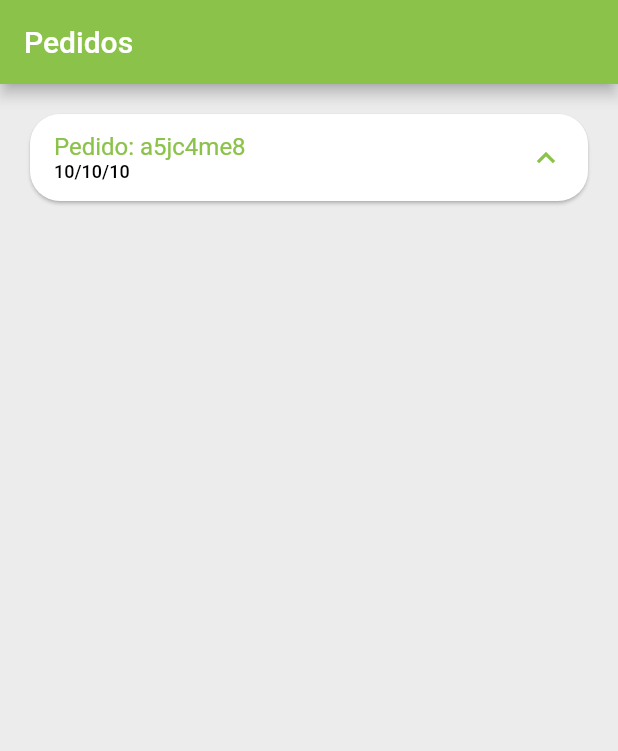
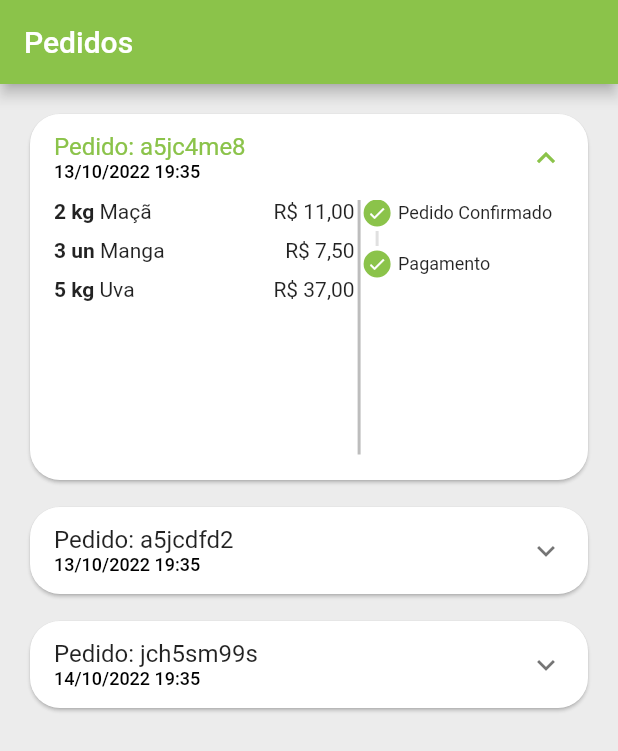
Before and after one commit to aironsg/kitanda_app, a Flutter app: the OrdersTab screen opened directly, after a tap on an icon or button, on a phone screen of 412 x 824 dp. Shown: the top 751 px of the screen. Run offline on Flutter 3.47's test engine with Material 2 defaults, Android fonts, the phone set to English and light mode, and no system bars; our stand-ins replace animated_text_kit, badges, get, mask_text_input_formatter.

Commit message:
preparando os status do pedido

```diff
--- /dev/null
+++ b/lib/app/src/config/all_status.dart
@@ -0,0 +1,8 @@
+enum AllStatus {
+  pendingPayment,
+  refunded,
+  paid,
+  preparingPurchase,
+  shipping,
+  delivered,
+}
--- a/lib/app/src/config/app_data.dart
+++ b/lib/app/src/config/app_data.dart
@@ -97,12 +97,37 @@ List<OrdersModel> orders = [
   OrdersModel(
     id: 'a5jc4me8',
     createdDateTime: DateTime.parse('2022-10-13 19:35:54.250'),
-    overdueDateTime: DateTime.parse('2022-10-13 20:35:54.250'),
+    overdueDateTime: DateTime.parse('2022-10-16 20:35:54.250'),
+    status: 'paid',
+    copyAndPaste: 'kbg6j39cm3',
+    items: [
+      CartItemModel(item: apple, quantity: 2),
+      CartItemModel(item: mango, quantity: 3),
+      CartItemModel(item: grape, quantity: 5),
+    ],
+    total: 11,
+  ),
+  OrdersModel(
+    id: 'a5jcdfd2',
+    createdDateTime: DateTime.parse('2022-10-13 19:35:54.250'),
+    overdueDateTime: DateTime.parse('2022-10-15 20:35:54.250'),
     status: 'pending_payment',
     copyAndPaste: 'kbg6j39cm3',
     items: [
       CartItemModel(item: apple, quantity: 2),
+      CartItemModel(item: grape, quantity: 5),
     ],
     total: 11,
   ),
+  OrdersModel(
+    id: 'jch5sm99s',
+    createdDateTime: DateTime.parse('2022-10-14 19:35:54.250'),
+    overdueDateTime: DateTime.parse('2022-10-14 20:35:54.250'),
+    status: 'refunded',
+    copyAndPaste: 'lgjii3a9m3',
+    items: [
+      CartItemModel(item: kiwi, quantity: 15),
+    ],
+    total: 35.5,
+  ),
 ];
--- /dev/null
+++ b/lib/app/src/pages/orders/components/order_status_widgtes.dart
@@ -0,0 +1,108 @@
+import 'package:flutter/material.dart';
+import 'package:kitanda_app/app/src/config/all_status.dart';
+import 'package:kitanda_app/app/src/config/custom_color.dart';
+
+class OrderStatusWidgtes extends StatelessWidget {
+  OrderStatusWidgtes({
+    Key? key,
+    required this.status,
+    required this.isOverdue,
+  }) : super(key: key);
+
+  final String status;
+  final bool isOverdue;
+
+  Map<String, int> allStatus = <String, int>{
+    'pending_payment': 0,
+    'refunded': 1,
+    'paid': 2,
+    'preparingPurchase': 3,
+    'shipping': 4,
+    'delivered': 5
+  };
+
+  int get currentStatus => allStatus[status]!;
+
+  @override
+  Widget build(BuildContext context) {
+    return Column(
+      crossAxisAlignment: CrossAxisAlignment.start,
+      children: [
+        const _StatusDot(isActive: true, title: 'Pedido Confirmado'),
+        const _CustomDivider(),
+        if (currentStatus == 1) ...[
+          const _StatusDot(
+            isActive: true,
+            title: 'Pix Estornado',
+            backgroundColor: Colors.orange,
+          )
+        ] else if (isOverdue) ...[
+          const _StatusDot(
+            isActive: true,
+            title: 'Pagamento Pix vencido',
+            backgroundColor: Colors.red,
+          )
+        ] else if (currentStatus == 2) ...[
+          const _StatusDot(isActive: true, title: 'Pagamento')
+        ]
+      ],
+    );
+  }
+}
+
+class _CustomDivider extends StatelessWidget {
+  const _CustomDivider({super.key});
+
+  @override
+  Widget build(BuildContext context) {
+    return Container(
+      height: 10,
+      width: 2,
+      margin: const EdgeInsets.symmetric(horizontal: 8, vertical: 3),
+      color: Colors.grey.shade300,
+    );
+  }
+}
+
+class _StatusDot extends StatelessWidget {
+  final bool isActive;
+  final String title;
+  final Color? backgroundColor;
+
+  const _StatusDot({
+    required this.isActive,
+    required this.title,
+    this.backgroundColor,
+  });
+
+  @override
+  Widget build(BuildContext context) {
+    return Row(
+      children: [
+        Container(
+          height: 18,
+          width: 18,
+          decoration: BoxDecoration(
+            shape: BoxShape.circle,
+            border: Border.all(color: CustomColor.customSwatchColor),
+            color: isActive
+                ? backgroundColor ?? CustomColor.customSwatchColor
+                : Colors.transparent,
+          ),
+          child: isActive
+              ? const Icon(Icons.check, size: 13, color: Colors.white)
+              : const SizedBox.shrink(),
+        ),
+        const SizedBox(
+          width: 5,
+        ),
+        Expanded(
+          child: Text(
+            title,
+            style: const TextStyle(fontSize: 12),
+          ),
+        ),
+      ],
+    );
+  }
+}
--- /dev/null
+++ b/lib/app/src/pages/orders/components/order_tile.dart
@@ -0,0 +1,117 @@
+import 'package:flutter/material.dart';
+import 'package:kitanda_app/app/src/config/custom_color.dart';
+import 'package:kitanda_app/app/src/models/cart_item_model.dart';
+import 'package:kitanda_app/app/src/models/orders_model.dart';
+import 'package:kitanda_app/app/src/pages/orders/components/order_status_widgtes.dart';
+import 'package:kitanda_app/app/src/services/utils_service.dart';
+
+class OrderTile extends StatelessWidget {
+  final OrdersModel order;
+  OrderTile({Key? key, required this.order}) : super(key: key);
+
+  final UtilsService utilsService = UtilsService();
+  @override
+  Widget build(BuildContext context) {
+    return Card(
+      shape: RoundedRectangleBorder(borderRadius: BorderRadius.circular(20)),
+      child: Theme(
+        //Responsavel por tirar o efeito da morda do ExpansionTile
+        data: Theme.of(context).copyWith(dividerColor: Colors.transparent),
+        child: ExpansionTile(
+          //header do Expansion
+          title: Column(
+            mainAxisSize: MainAxisSize.min,
+            crossAxisAlignment: CrossAxisAlignment.start,
+            children: [
+              Text('Pedido: ${order.id}'),
+              Text(
+                utilsService.formatDateTime(order.createdDateTime),
+                style: const TextStyle(
+                  color: Colors.black,
+                  fontSize: 12.0,
+                  fontWeight: FontWeight.w500,
+                ),
+              ),
+            ],
+          ),
+          childrenPadding: const EdgeInsets.fromLTRB(16, 0, 16, 16),
+          //Corpo do Expansion
+          children: [
+            //Inicio
+            SizedBox(
+              height: 170,
+              child: Row(
+                children: [
+                  Expanded(
+                    flex: 3,
+                    child: ListView(
+                      children: order.items.map((orderItem) {
+                        //Descrição Pedidos
+                        return _OrderItemWidget(
+                          utilsService: utilsService,
+                          orderItem: orderItem,
+                        );
+                      }).toList(),
+                    ),
+                  ),
+                  VerticalDivider(
+                    width: 6,
+                    thickness: 2,
+                    color: Colors.grey.shade400,
+                  ),
+                  Expanded(
+                    flex: 2,
+                    child: OrderStatusWidgtes(
+                      status: order.status,
+                      isOverdue: order.overdueDateTime.isBefore(DateTime.now()),
+                    ),
+                  ),
+                ],
+              ),
+            )
+            //Fim
+          ],
+        ),
+      ),
+    );
+  }
+}
+
+class _OrderItemWidget extends StatelessWidget {
+  const _OrderItemWidget({
+    Key? key,
+    required this.utilsService,
+    required this.orderItem,
+  }) : super(key: key);
+
+  final UtilsService utilsService;
+  final CartItemModel orderItem;
+
+  @override
+  Widget build(BuildContext context) {
+    return Padding(
+      padding: const EdgeInsets.only(bottom: 10),
+      child: Row(
+        children: [
+          //quantidade e unidade de medida
+          Text(
+            '${orderItem.quantity} ${orderItem.item.unit} ',
+            style: const TextStyle(
+              fontWeight: FontWeight.bold,
+            ),
+          ),
+          //Nome Item
+          Expanded(
+              child: Text(
+            orderItem.item.itemName,
+          )),
+
+          //preço total
+          Text(
+            utilsService.formatNumberCurrency(orderItem.totalPrice()),
+          )
+        ],
+      ),
+    );
+  }
+}
--- a/lib/app/src/pages/orders/order_tile.dart
+++ /dev/null
@@ -1,36 +0,0 @@
-import 'package:flutter/material.dart';
-import 'package:kitanda_app/app/src/config/custom_color.dart';
-import 'package:kitanda_app/app/src/models/orders_model.dart';
-
-class OrderTile extends StatelessWidget {
-  final OrdersModel order;
-  const OrderTile({Key? key, required this.order}) : super(key: key);
-
-  @override
-  Widget build(BuildContext context) {
-    return Card(
-      shape: RoundedRectangleBorder(borderRadius: BorderRadius.circular(20)),
-      child: Theme(
-        //Responsavel por tirar o efeito da morda do ExpansionTile
-        data: Theme.of(context).copyWith(dividerColor: Colors.transparent),
-        child: ExpansionTile(
-          title: Column(
-            mainAxisSize: MainAxisSize.min,
-            crossAxisAlignment: CrossAxisAlignment.start,
-            children: [
-              Text('Pedido: ${order.id}'),
-              Text(
-                '10/10/10',
-                style: TextStyle(
-                  color: Colors.black,
-                  fontSize: 12.0,
-                  fontWeight: FontWeight.w500,
-                ),
-              ),
-            ],
-          ),
-        ),
-      ),
-    );
-  }
-}
--- a/lib/app/src/pages/orders/orders_tab.dart
+++ b/lib/app/src/pages/orders/orders_tab.dart
@@ -1,6 +1,6 @@
 import 'package:flutter/material.dart';
 import 'package:kitanda_app/app/src/config/app_data.dart' as app_data;
-import 'package:kitanda_app/app/src/pages/orders/order_tile.dart';
+import 'package:kitanda_app/app/src/pages/orders/components/order_tile.dart';
 
 class OrdersTab extends StatelessWidget {
   const OrdersTab({Key? key}) : super(key: key);
--- a/lib/app/src/services/utils_service.dart
+++ b/lib/app/src/services/utils_service.dart
@@ -1,4 +1,5 @@
 import 'package:intl/intl.dart';
+import 'package:intl/date_symbol_data_local.dart';
 
 class UtilsService {
   //Responsavel por Formatar os Valores em R$
@@ -6,4 +7,11 @@ class UtilsService {
     NumberFormat numberFormat = NumberFormat.simpleCurrency(locale: 'pt_br');
     return numberFormat.format(price);
   }
+
+  String formatDateTime(DateTime dateTime) {
+    initializeDateFormatting();
+
+    DateFormat dateFormat = DateFormat.yMd('pt_BR').add_Hm();
+    return dateFormat.format(dateTime);
+  }
 }
```
